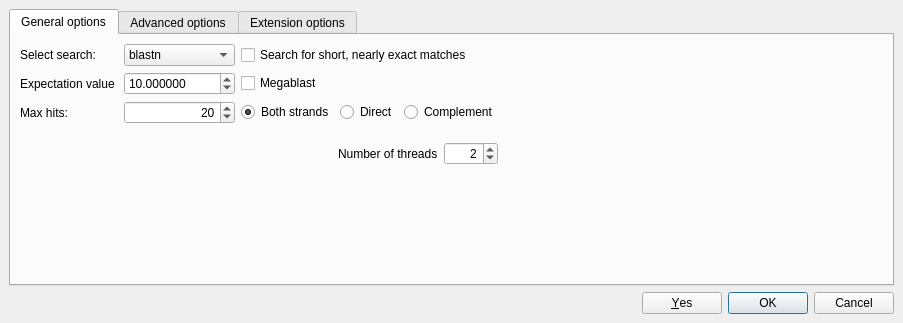
Qt form src/plugins/external_tool_support/src/blast/BlastLocalSearchDialog.ui (violethaze74/ugene) before a commit.
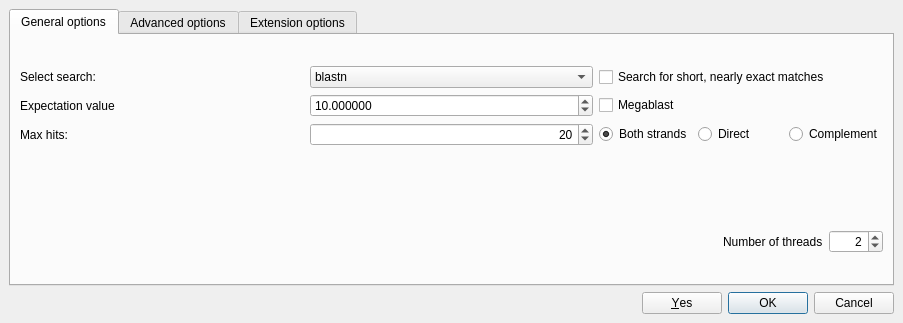
The same form after that commit.

Commit message: Fix BlastSearch dialog layout on MacOS (#1289)

Patch:
```diff
--- a/src/plugins/external_tool_support/src/blast/BlastLocalSearchDialog.ui
+++ b/src/plugins/external_tool_support/src/blast/BlastLocalSearchDialog.ui
@@ -10,12 +10,6 @@
     <height>373</height>
    </rect>
   </property>
-  <property name="sizePolicy">
-   <sizepolicy hsizetype="Preferred" vsizetype="Fixed">
-    <horstretch>0</horstretch>
-    <verstretch>0</verstretch>
-   </sizepolicy>
-  </property>
   <property name="windowTitle">
    <string>Search using local BLAST database</string>
   </property>
@@ -34,6 +28,12 @@
    </property>
    <item>
     <widget class="QTabWidget" name="optionsTab">
+     <property name="minimumSize">
+      <size>
+       <width>600</width>
+       <height>0</height>
+      </size>
+     </property>
      <property name="currentIndex">
       <number>0</number>
      </property>
@@ -48,13 +48,10 @@
        <string>General options</string>
       </attribute>
       <layout class="QVBoxLayout" name="verticalLayout_3">
-       <property name="sizeConstraint">
-        <enum>QLayout::SetFixedSize</enum>
-       </property>
        <item>
         <layout class="QGridLayout" name="settingsGridLayout">
          <property name="sizeConstraint">
-          <enum>QLayout::SetFixedSize</enum>
+          <enum>QLayout::SetDefaultConstraint</enum>
          </property>
          <item row="0" column="0">
           <widget class="QLabel" name="label_2">
```
